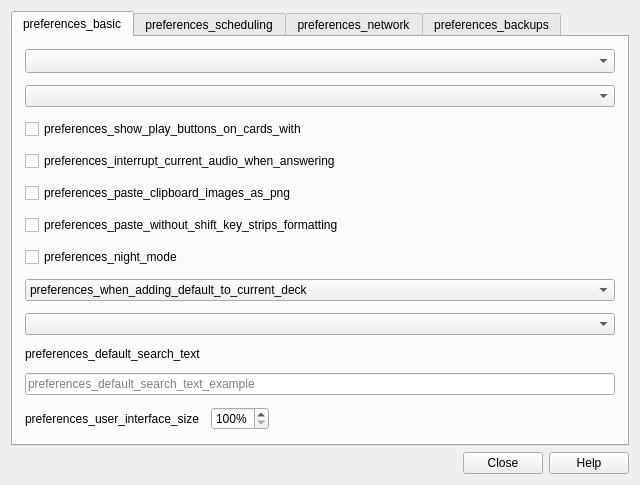
Qt form qt/aqt/forms/preferences.ui (ankitects/anki) before a commit.
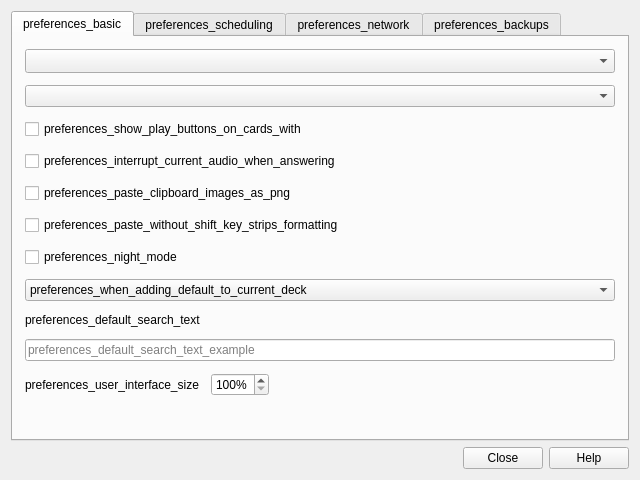
The same form after that commit.

Patch:
```diff
--- a/qt/aqt/forms/preferences.ui
+++ b/qt/aqt/forms/preferences.ui
@@ -107,13 +107,6 @@
          </item>
         </widget>
        </item>
-       <item>
-        <widget class="QComboBox" name="recording_driver">
-         <property name="currentText">
-          <string notr="true"/>
-         </property>
-        </widget>
-       </item>
        <item>
         <widget class="QLabel" name="search_text_label">
          <property name="text">
```
Left out of the diff: 1 changed line with no effect on the pictures.
